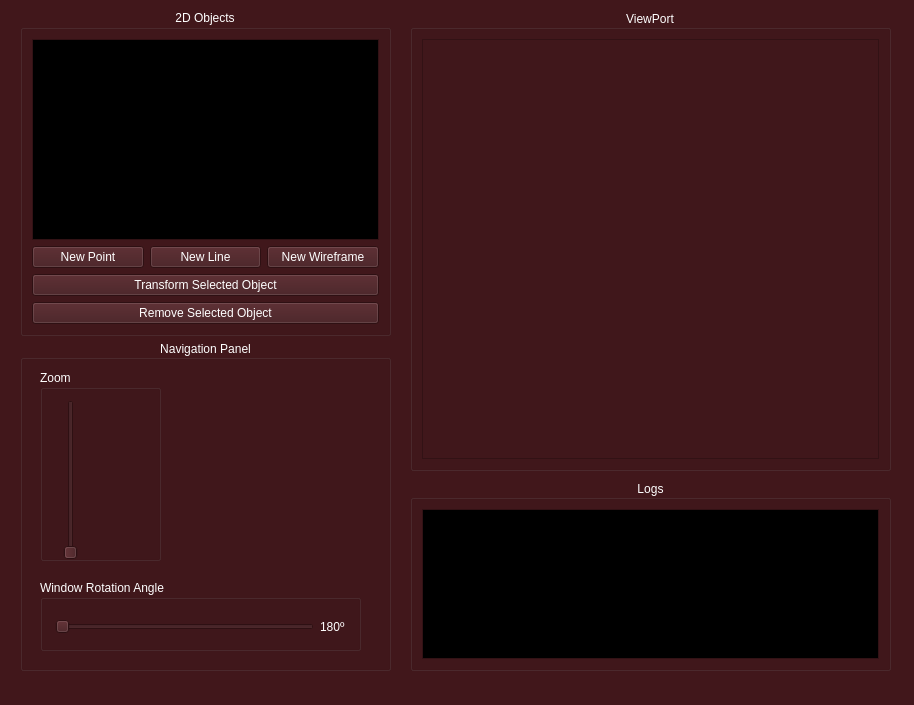
Old version of the form SGI/view/screens/main.ui in the repository JVSutter/Sistema-Grafico-Interativo.
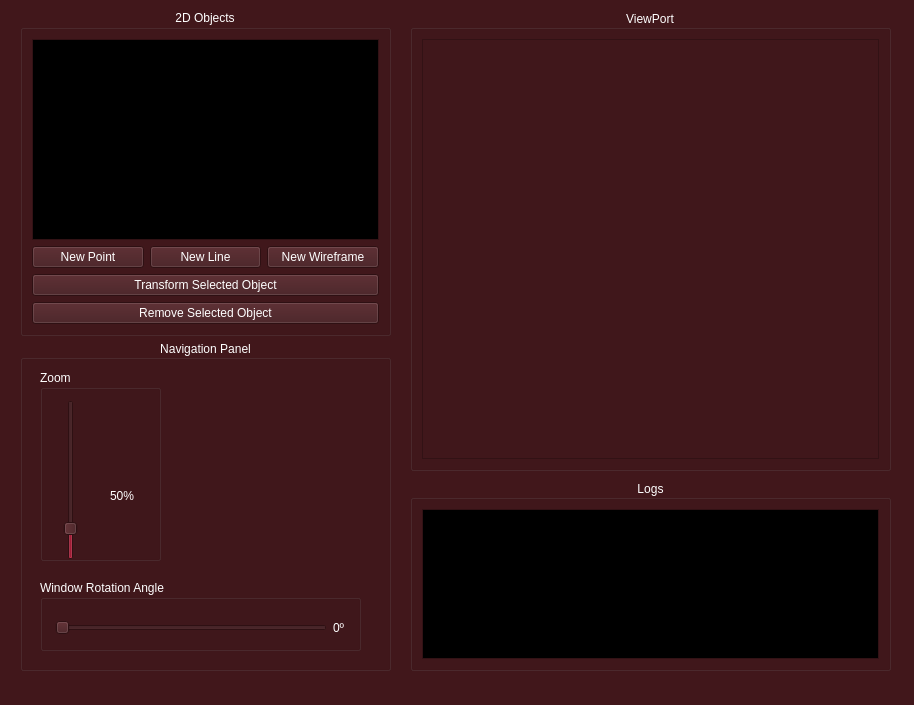
New version of the form. Icons and pictures are not drawn.

Commit message: rotacao window finalizada

The edit to the form file:
```diff
--- a/SGI/view/screens/main.ui
+++ b/SGI/view/screens/main.ui
@@ -766,19 +766,31 @@
      <property name="cursor">
       <cursorShape>PointingHandCursor</cursorShape>
      </property>
+     <property name="minimum">
+      <number>1</number>
+     </property>
+     <property name="maximum">
+      <number>300</number>
+     </property>
+     <property name="value">
+      <number>50</number>
+     </property>
      <property name="orientation">
       <enum>Qt::Orientation::Vertical</enum>
      </property>
     </widget>
+    <widget class="QWidget" name="">
+     <property name="geometry">
+      <rect>
+       <x>60</x>
+       <y>30</y>
+       <width>44</width>
+       <height>151</height>
+      </rect>
+     </property>
+     <layout class="QVBoxLayout" name="verticalLayout_2">
+      <item>
     <widget class="QPushButton" name="zoomInButton">
-     <property name="geometry">
-      <rect>
-       <x>60</x>
-       <y>60</y>
-       <width>38</width>
-       <height>38</height>
-      </rect>
-     </property>
      <property name="cursor">
       <cursorShape>PointingHandCursor</cursorShape>
      </property>
@@ -811,15 +823,9 @@
       <bool>true</bool>
      </property>
     </widget>
+      </item>
+      <item>
     <widget class="QPushButton" name="zoomOutButton">
-     <property name="geometry">
-      <rect>
-       <x>60</x>
-       <y>110</y>
-       <width>38</width>
-       <height>38</height>
-      </rect>
-     </property>
      <property name="cursor">
       <cursorShape>PointingHandCursor</cursorShape>
      </property>
@@ -852,6 +858,19 @@
       <bool>true</bool>
      </property>
     </widget>
+      </item>
+      <item>
+       <widget class="QLabel" name="zoomLabel">
+        <property name="text">
+         <string>50%</string>
+        </property>
+        <property name="alignment">
+         <set>Qt::AlignmentFlag::AlignCenter</set>
+        </property>
+       </widget>
+      </item>
+     </layout>
+    </widget>
    </widget>
    <widget class="QLabel" name="imageNavigation">
     <property name="geometry">
@@ -1029,24 +1048,39 @@
        <x>15</x>
        <y>33</y>
        <width>291</width>
-       <height>27</height>
+       <height>29</height>
       </rect>
      </property>
      <layout class="QHBoxLayout" name="horizontalLayout_5">
       <item>
        <widget class="QSlider" name="windowRotationSlider">
+        <property name="minimum">
+         <number>0</number>
+        </property>
         <property name="maximum">
          <number>360</number>
         </property>
+        <property name="singleStep">
+         <number>1</number>
+        </property>
+        <property name="pageStep">
+         <number>1</number>
+        </property>
         <property name="orientation">
          <enum>Qt::Orientation::Horizontal</enum>
         </property>
+        <property name="tickPosition">
+         <enum>QSlider::TickPosition::NoTicks</enum>
+        </property>
+        <property name="tickInterval">
+         <number>0</number>
+        </property>
        </widget>
       </item>
       <item>
        <widget class="QLabel" name="windowRotationLabel">
         <property name="text">
-         <string>180º</string>
+         <string>0º</string>
         </property>
        </widget>
       </item>
```
Lines whose indentation alone changed are shown as unchanged. The commit also changes 6 other files.
